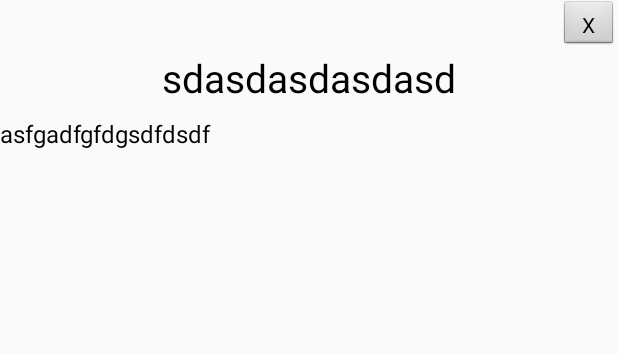
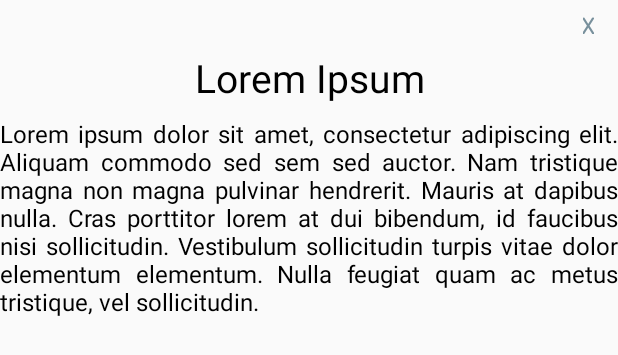
Before and after one commit to tiagoogk/Sinapses, an Android app: the layout activity_content.xml on its own in the app's theme, with its tools: preview values and no code run, on a phone screen of 412 x 824 dp. Shown: the top 355 px of the screen. Run offline under Robolectric (Android 15) with nearby library versions, the phone set to English and light mode, and no system bars.

Commit message:
muita coisa

```diff
--- a/app/src/main/AndroidManifest.xml
+++ b/app/src/main/AndroidManifest.xml
@@ -10,6 +10,7 @@
         android:roundIcon="@mipmap/ic_launcher_round"
         android:supportsRtl="true"
         android:theme="@style/AppTheme"
+
         tools:ignore="GoogleAppIndexingWarning">
         <activity android:name=".ContentActivity">
 
@@ -22,5 +23,8 @@
             </intent-filter>
         </activity>
     </application>
+    <uses-permission android:name="android.permission.INTERNET"/>
+    <uses-permission android:name="android.permission.WRITE_EXTERNAL_STORAGE"/>
+
 
 </manifest>
--- a/app/src/main/java/com/example/sinapses/ContentActivity.java
+++ b/app/src/main/java/com/example/sinapses/ContentActivity.java
@@ -29,7 +29,7 @@ public class ContentActivity extends Activity {
         int w = dm.widthPixels;
         int h = dm.widthPixels;
 
-        getWindow().setLayout((int) (w*.9), (int)(h*1.5));
+        getWindow().setLayout((int) (w*.9), (int)(h*1.57));
 
         btnClose = findViewById(R.id.btnCloseContent);
         btnClose.setOnClickListener(new View.OnClickListener() {
--- a/app/src/main/res/layout/activity_content.xml
+++ b/app/src/main/res/layout/activity_content.xml
@@ -9,17 +9,20 @@
 
     <Button
         android:id="@+id/btnCloseContent"
+        style="@style/Widget.MaterialComponents.Button.OutlinedButton"
         android:layout_width="39dp"
         android:layout_height="34dp"
         android:layout_gravity="right"
-        android:text="X" />
+        android:outlineProvider="none"
+        android:text="X"
+        android:textSize="15dp" />
 
     <TextView
         android:id="@+id/textViewContent"
         android:layout_width="match_parent"
         android:layout_height="44dp"
         android:layout_gravity="center"
-        android:text="sdasdasdasdasd"
+        android:text="Lorem Ipsum"
         android:textSize="26sp"
         android:textColor="@color/textPrimary"
         android:textAlignment="center"/>
@@ -29,7 +32,7 @@
         android:layout_width="match_parent"
         android:layout_height="match_parent"
         android:layout_gravity="center"
-        android:text="asfgadfgfdgsdfdsdf"
+        android:text="Lorem ipsum dolor sit amet, consectetur adipiscing elit. Aliquam commodo sed sem sed auctor. Nam tristique magna non magna pulvinar hendrerit. Mauris at dapibus nulla. Cras porttitor lorem at dui bibendum, id faucibus nisi sollicitudin. Vestibulum sollicitudin turpis vitae dolor elementum elementum. Nulla feugiat quam ac metus tristique, vel sollicitudin."
         android:textIsSelectable="false"
         android:textSize="16sp"
         android:textColor="@color/textPrimary"
```
Also changed, not shown: app/src/main/java/com/example/sinapses/CardAdapter.java (+15 -0 lines), app/src/main/java/com/example/sinapses/CardData.java (+4 -4 lines), app/src/main/java/com/example/sinapses/MainActivity.java (+23 -6 lines), app/src/main/res/drawable/rounded_button.xml (added, +17 -0 lines).
